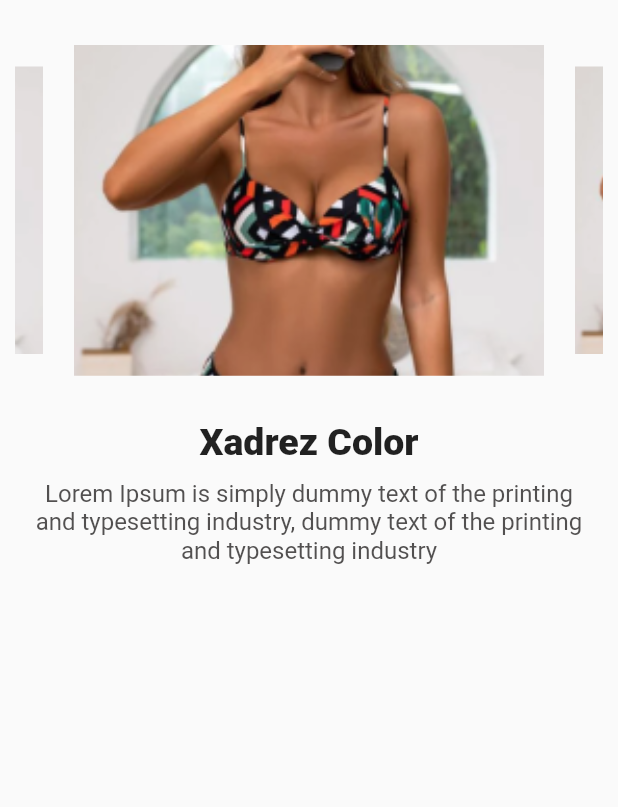
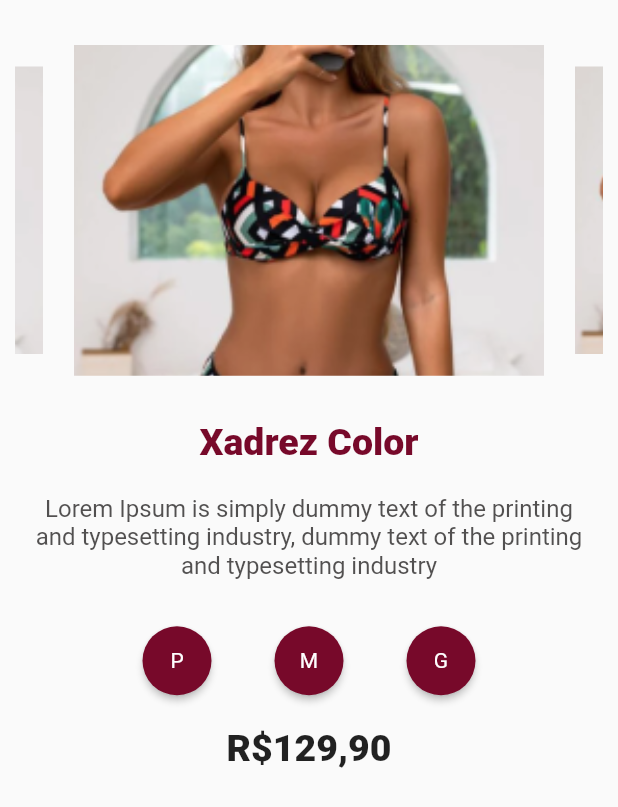
Before and after one commit to reistr85/ladeluxe-app, a Flutter app: the HomeModalAdd widget shown alone on an empty page, opened directly, on a phone screen of 412 x 824 dp. Shown: the top 807 px of the screen. Run offline on Flutter 3.47's test engine with Material 2 defaults, Android fonts, the phone set to English and light mode, and no system bars; drawn by our look-alikes of carousel_slider; our stand-ins replace modal_bottom_sheet.

Commit message:
add Modal

```diff
--- a/lib/homePage/homeModalAdd.dart
+++ b/lib/homePage/homeModalAdd.dart
@@ -53,10 +53,11 @@ class _HomeModalAddState extends State<HomeModalAdd>{
                 overflow: TextOverflow.ellipsis,
                 style:TextStyle(
                   fontWeight: FontWeight.w900,
-                  fontSize: 25
+                  fontSize: 25,
+                  color: Color.fromARGB(255, 119, 9, 42)
                 ),
               ),
-              SizedBox(height: 10,),
+              SizedBox(height: 20,),
               const Text(
                 'Lorem Ipsum is simply dummy text of the printing \nand typesetting industry, dummy text of the printing \nand typesetting industry',
                 textAlign: TextAlign.center,
@@ -66,6 +67,64 @@ class _HomeModalAddState extends State<HomeModalAdd>{
                   fontSize: 16,
                   color: Color.fromARGB(213, 49, 47, 47),
                 ),
+              ),
+              SizedBox(height: 30,),
+              Row(
+                mainAxisAlignment: MainAxisAlignment.center,
+                children: [
+                  Container(
+                    alignment: Alignment.center,
+                    child: RawMaterialButton(
+                    onPressed: () {},
+                    elevation: 2.0,
+                    fillColor: Color.fromARGB(255, 119, 9, 42),
+                    child: Text(
+                      'P',
+                      style: TextStyle(color: Colors.white)
+                    ),
+                    padding: EdgeInsets.all(15.0),
+                    shape: CircleBorder(),
+                  ),
+                  ),
+                  Container(
+                    alignment: Alignment.center,
+                    child: RawMaterialButton(
+                    onPressed: () {},
+                    elevation: 2.0,
+                    fillColor: Color.fromARGB(255, 119, 9, 42),
+                    child: Text(
+                      'M',
+                      style: TextStyle(color: Colors.white),
+                    ),
+                    padding: EdgeInsets.all(15.0),
+                    shape: CircleBorder(),
+                  ),
+                  ),
+                  Container(
+                    alignment: Alignment.center,
+                    child: RawMaterialButton(
+                    onPressed: () {},
+                    elevation: 2.0,
+                    fillColor: Color.fromARGB(255, 119, 9, 42),
+                    child: Text(
+                      'G',
+                      style: TextStyle(color: Colors.white)
+                    ),
+                    padding: EdgeInsets.all(15.0),
+                    shape: CircleBorder(),
+                  ),
+                  )
+                ],
+              ),
+              SizedBox(height: 20,),
+              Text(
+                'R\$129,90',
+                textAlign: TextAlign.left,
+                overflow: TextOverflow.ellipsis,
+                style:TextStyle(
+                  fontWeight: FontWeight.w900,
+                  fontSize: 25
+                ),
               )
             ],
           )
```
